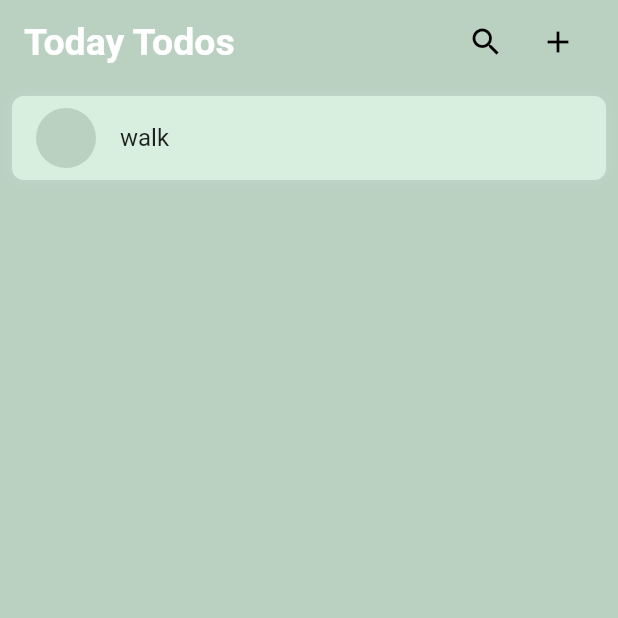
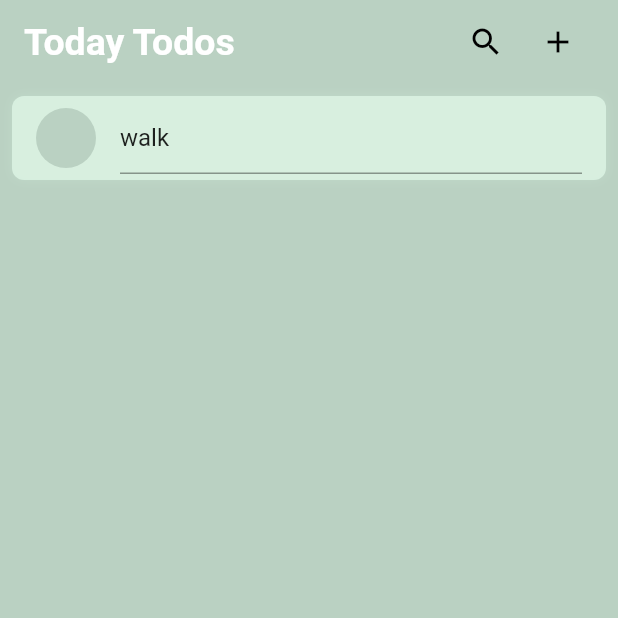
Before and after one commit to baranzen/flutter_todo_app, a Flutter app: the screen it shows after launch, on a phone screen of 412 x 824 dp, the top half of it. Run offline on Flutter 3.47's test engine with Material 2 defaults, Android fonts, the phone set to English and light mode, and no system bars; our stand-ins replace flutter_datetime_picker, hexcolor.

Commit message:
added text field

```diff
--- a/lib/main.dart
+++ b/lib/main.dart
@@ -1,6 +1,5 @@
 import 'package:flutter/material.dart';
 import 'package:flutter_todo_app/helper/theme.dart';
-import 'package:hexcolor/hexcolor.dart';
 
 import 'pages/home_page.dart';
 
--- a/lib/models/task.dart
+++ b/lib/models/task.dart
@@ -4,7 +4,7 @@ class Task {
   Task(this.id, this.name, this.createdAt, this.isCompleted);
 
   final String id;
-  final String name;
+  String name;
   final DateTime createdAt;
   bool isCompleted;
 
@@ -13,7 +13,6 @@ class Task {
   }
   @override
   String toString() {
-    // TODO: implement toString
     return 'Task{id: $id, name: $name, createdAt: $createdAt, isCompleted: $isCompleted}';
   }
 }
--- a/lib/pages/home_page.dart
+++ b/lib/pages/home_page.dart
@@ -55,7 +55,6 @@ class _HomePageState extends State<HomePage> {
               itemCount: taskList.length,
               itemBuilder: (context, index) {
                 Task task = taskList[index];
-                String day = task.createdAt.day.toString();
                 return Dismissible(
                   background: Row(
                     mainAxisAlignment: MainAxisAlignment.center,
--- a/lib/widgets/task_list_item.dart
+++ b/lib/widgets/task_list_item.dart
@@ -13,6 +13,14 @@ class TaskItem extends StatefulWidget {
 }
 
 class _TaskItemState extends State<TaskItem> {
+  TextEditingController textEditingController = TextEditingController();
+  @override
+  void initState() {
+    textEditingController.text = widget.task.name;
+
+    super.initState();
+  }
+
   @override
   Widget build(BuildContext context) {
     return Padding(
@@ -29,8 +37,16 @@ class _TaskItemState extends State<TaskItem> {
           ],
         ),
         child: ListTile(
-          title: Text(widget.task.name),
           leading: tickIcon(),
+          title: widget.task.isCompleted
+              ? Text(widget.task.name)
+              : TextField(
+                  controller: textEditingController,
+                  onChanged: (value) {
+                    widget.task.name = value;
+                  },
+                  decoration: InputDecoration(),
+                ),
         ),
       ),
     );
```
